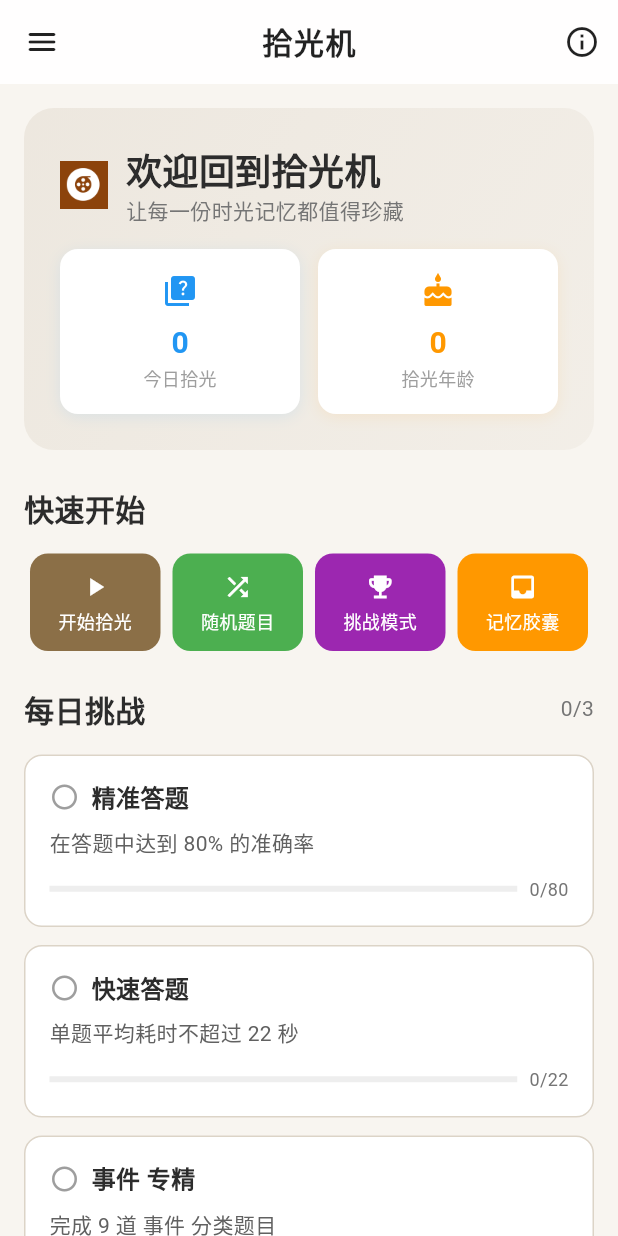
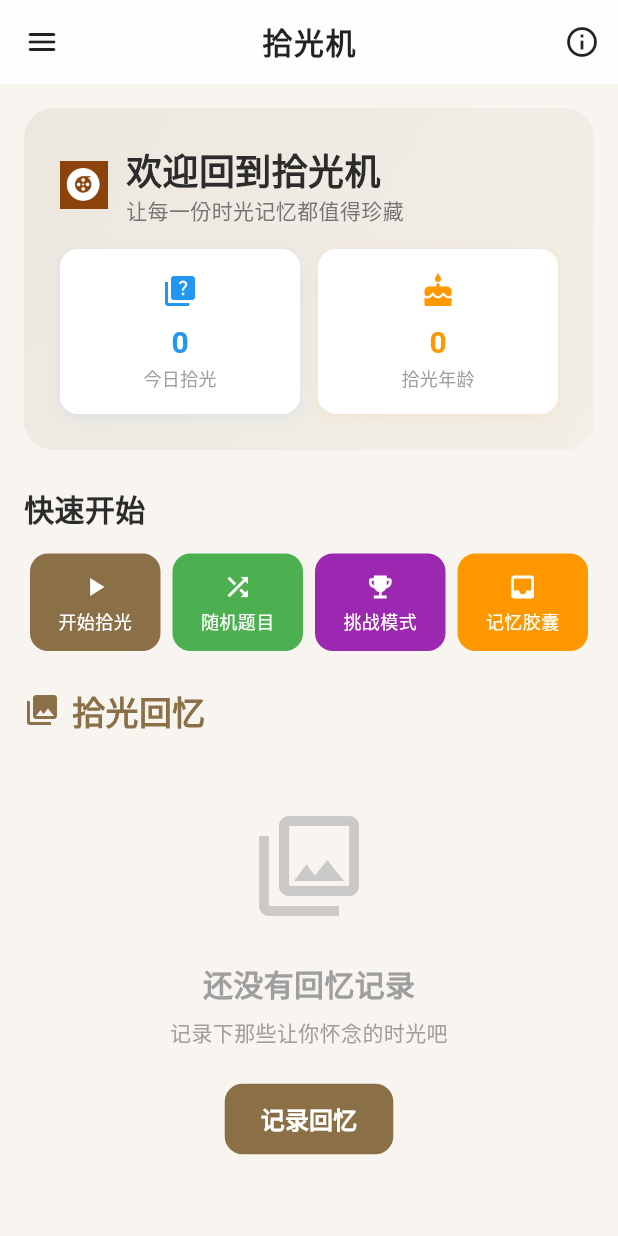
Before and after one commit to Qson8/time_echo, a Flutter app: the EnhancedHomeTab screen opened directly, on a phone screen of 412 x 824 dp. Run offline on Flutter 3.47's test engine with Material 3 defaults, Android fonts, the light colour scheme and no system bars; our stand-ins replace audioplayers, fl_chart, flutter_staggered_animations, flutter_tts, image_picker, qr_flutter and 4 more; accounts and stored records are empty.

Commit message:
Feat：提审首页中拾光回忆权重

```diff
--- a/lib/screens/enhanced_home_screen.dart
+++ b/lib/screens/enhanced_home_screen.dart
@@ -744,6 +744,11 @@ class _EnhancedHomeTabState extends State<EnhancedHomeTab>
 
                 const SizedBox(height: 24),
 
+                // 拾光回忆（提升权重，放在更靠前的位置）
+                _buildRecentMemoriesSection(),
+
+                const SizedBox(height: 24),
+
                 // 每日挑战
                 _buildDailyChallengesSection(),
 
@@ -761,11 +766,6 @@ class _EnhancedHomeTabState extends State<EnhancedHomeTab>
 
                 // 最近拾光
                 _buildRecentTestsSection(appState),
-
-                const SizedBox(height: 24),
-
-                // 最近回忆
-                _buildRecentMemoriesSection(),
 
                 const SizedBox(height: 24),
 
@@ -1532,7 +1532,7 @@ class _EnhancedHomeTabState extends State<EnhancedHomeTab>
     );
   }
 
-  /// 构建最近回忆区域
+  /// 构建拾光回忆区域
   Widget _buildRecentMemoriesSection() {
     return FutureBuilder<List<MemoryRecord>>(
       future: MemoryService().getMemoriesSortedByTime(ascending: false),
@@ -1552,12 +1552,23 @@ class _EnhancedHomeTabState extends State<EnhancedHomeTab>
             Row(
               mainAxisAlignment: MainAxisAlignment.spaceBetween,
               children: [
-                const Text(
-                  '最近回忆',
-                  style: TextStyle(
-                    fontSize: 20,
-                    fontWeight: FontWeight.bold,
-                  ),
+                Row(
+                  children: [
+                    Icon(
+                      Icons.photo_library,
+                      color: const Color(AppConstants.primaryColor),
+                      size: 24,
+                    ),
+                    const SizedBox(width: 8),
+                    const Text(
+                      '拾光回忆',
+                      style: TextStyle(
+                        fontSize: 22,
+                        fontWeight: FontWeight.bold,
+                        color: Color(AppConstants.primaryColor),
+                      ),
+                    ),
+                  ],
                 ),
                 if (memories.isNotEmpty)
                   GestureDetector(
@@ -1610,8 +1621,8 @@ class _EnhancedHomeTabState extends State<EnhancedHomeTab>
                 },
               )
             else ...[
-              ...memories.take(3).map((memory) => _buildMemoryCard(memory)),
-              if (memories.length > 3)
+              ...memories.take(4).map((memory) => _buildMemoryCard(memory)),
+              if (memories.length > 4)
                 GestureDetector(
                   onTap: () {
                     HapticFeedback.lightImpact();
```
